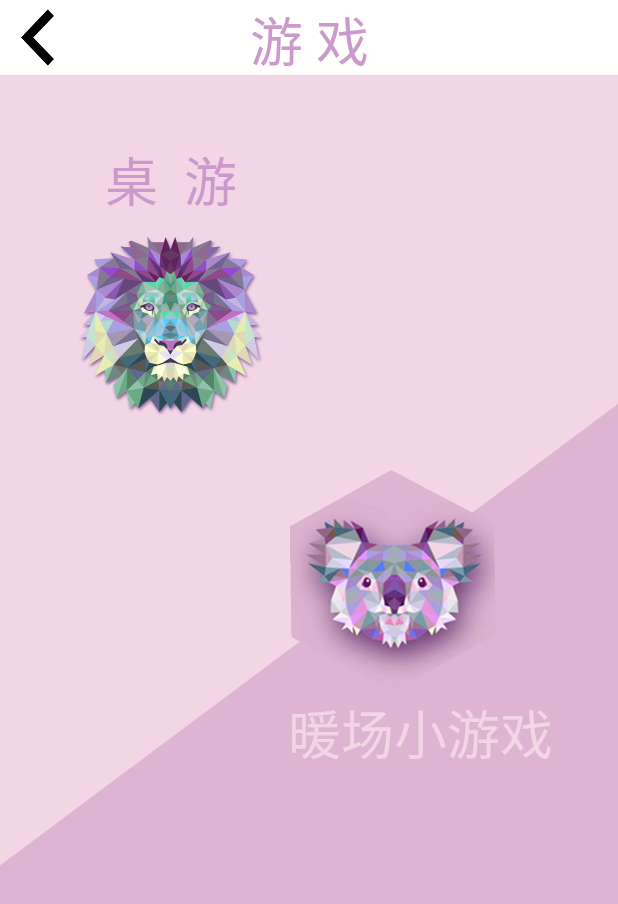
After one commit to lurunfaKevin/fa, an Android app: the layout gametype.xml on its own in the app's theme, with its tools: preview values and no code run, on a phone screen of 412 x 824 dp. The commit adds this screen. Shown: the top 904 px of the screen. Run offline under Robolectric (Android 15) with nearby library versions, the phone set to English and light mode, and no system bars.

Commit message:
2017.4.19

```diff
--- /dev/null
+++ b/app/src/main/res/layout/gametype.xml
@@ -0,0 +1,89 @@
+<?xml version="1.0" encoding="utf-8"?>
+<RelativeLayout xmlns:android="http://schemas.android.com/apk/res/android"
+    android:layout_width="match_parent"
+    android:layout_height="match_parent"
+    android:background="@drawable/gametype_bg"
+    >
+
+    <LinearLayout
+        android:layout_width="match_parent"
+        android:layout_height="50dp"
+        android:background="@color/white">
+        <Button
+            android:layout_width="50dp"
+            android:layout_height="match_parent"
+            android:background="@drawable/gametype_ar"
+            />
+        <TextView
+            android:layout_width="0dp"
+            android:layout_height="match_parent"
+            android:layout_weight="1"
+            android:gravity="center"
+            android:text="游 戏"
+            android:textColor="@color/purple2"
+            android:textSize="35dp"
+            />
+        <TextView
+            android:layout_width="50dp"
+            android:layout_height="match_parent" />
+    </LinearLayout>
+
+    <LinearLayout
+        android:id="@+id/chat_pr"
+        android:layout_width="wrap_content"
+        android:layout_height="wrap_content"
+        android:layout_alignParentLeft="true"
+        android:layout_alignParentStart="true"
+        android:layout_alignParentTop="true"
+        android:layout_marginLeft="41dp"
+        android:layout_marginStart="41dp"
+        android:layout_marginTop="93dp"
+        android:orientation="vertical">
+    <TextView
+        android:layout_width="146dp"
+        android:layout_height="wrap_content"
+        android:gravity="center"
+        android:text="桌  游"
+        android:textColor="@color/purple2"
+        android:textSize="35dp"
+        />
+
+        <Button
+            android:id="@+id/button3"
+            android:layout_width="match_parent"
+            android:layout_height="144dp"
+            android:background="@drawable/gametype_prologue" />
+    </LinearLayout>
+
+    <LinearLayout
+        android:id="@+id/chat_se"
+        android:layout_width="wrap_content"
+        android:layout_height="wrap_content"
+        android:layout_alignParentEnd="true"
+
+        android:layout_alignParentRight="true"
+        android:layout_below="@+id/chat_pr"
+        android:layout_marginEnd="43dp"
+        android:layout_marginRight="43dp"
+        android:layout_marginTop="22dp"
+        android:orientation="vertical"
+        android:weightSum="1">
+
+        <Button
+            android:id="@+id/button"
+            android:layout_width="139dp"
+            android:layout_height="150dp"
+            android:background="@drawable/gametype_selfintro" />
+        <TextView
+            android:id="@+id/textView2"
+            android:layout_width="wrap_content"
+            android:layout_height="wrap_content"
+            android:gravity="center"
+            android:text="暖场小游戏"
+            android:textColor="@color/lilac"
+            android:textSize="35dp" />
+
+    </LinearLayout>
+
+
+</RelativeLayout>
--- a/app/src/main/res/values/colors.xml
+++ b/app/src/main/res/values/colors.xml
@@ -21,5 +21,7 @@
     <color name="darkgrey">#FFBFBEBE</color>
     <color name="immersion">#FF18B4ED</color>
     <color name="background">#FFFFFFFF</color>
+    <color name="purple2">#cc99cc</color>
+    <color name="pink2">#ff99ff</color>
 
 </resources>
```
Also changed, not shown: app/src/main/res/drawable/gametype_ar.png (added), app/src/main/res/drawable/gametype_bg.png (added), app/src/main/res/drawable/gametype_prologue.png (added), app/src/main/res/drawable/gametype_selfintro.png (added).
